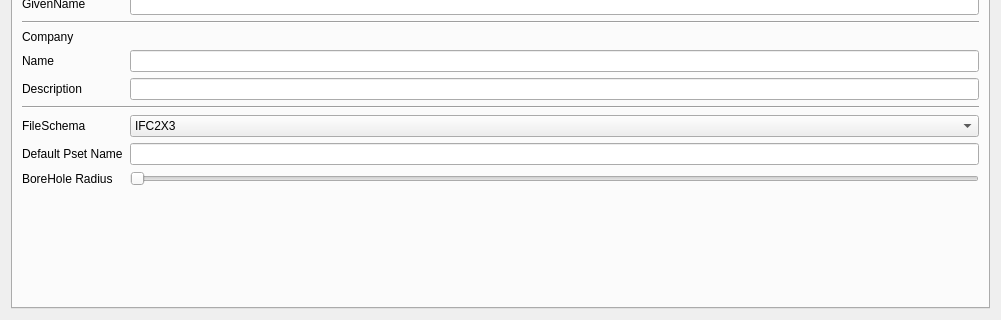
Qt form boreholeGUI/module/settings/qt/Widget.ui (c-mellueh/IfcBorehole) before a commit; both pictures show x 0 to 1001 and y 166 to 486 of the 1001 by 486 pixel window.
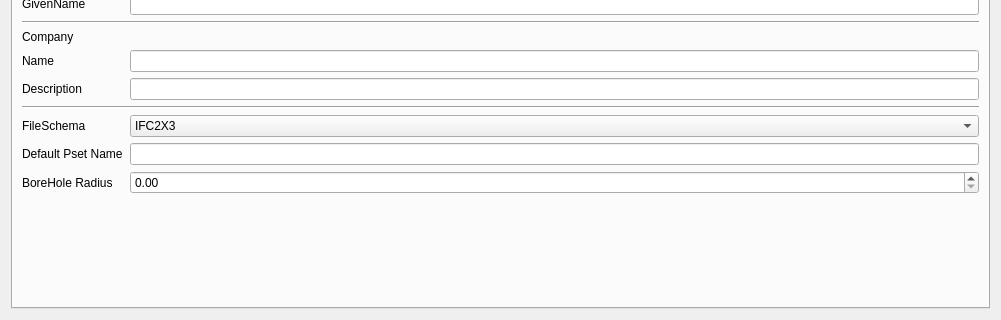
The same form after that commit. The open tabs and pages were chosen to show the change.

Diff of the .ui file:
```diff
--- a/boreholeGUI/module/settings/qt/Widget.ui
+++ b/boreholeGUI/module/settings/qt/Widget.ui
@@ -166,9 +166,12 @@
                                 </widget>
                             </item>
                             <item row="13" column="1">
-                                <widget class="QSlider" name="horizontalSlider_2">
-                                    <property name="orientation">
-                                        <enum>Qt::Horizontal</enum>
+                                <widget class="QDoubleSpinBox" name="sb_radius">
+                                    <property name="maximum">
+                                        <double>15.000000000000000</double>
+                                    </property>
+                                    <property name="singleStep">
+                                        <double>0.250000000000000</double>
                                     </property>
                                 </widget>
                             </item>
```
Left out of the diff: 8 changed lines with no effect on the pictures.
